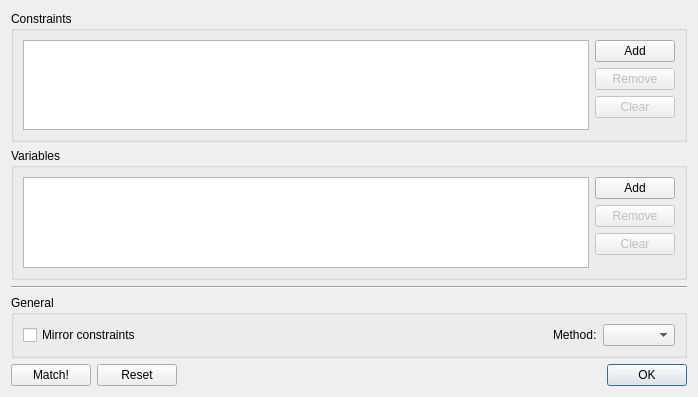
hibtc/madgui, file src/madgui/widget/match.ui: the form before one commit.
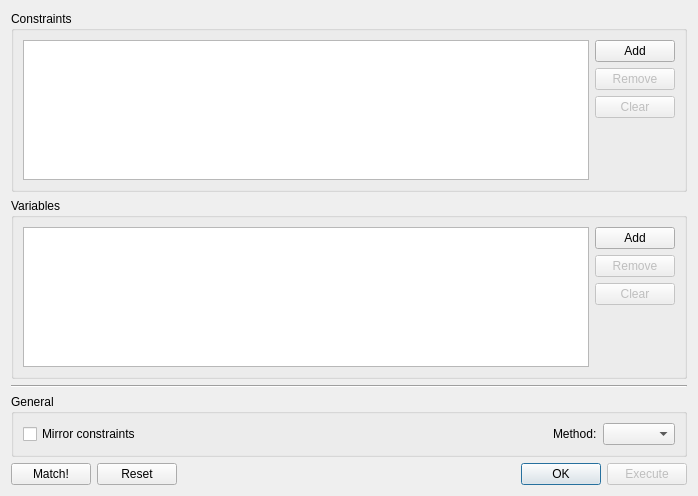
The form after the commit. Custom widgets are drawn as their Qt base class.

Commit message: Add Execute button to match widget. The button opens the same built in dialog for exporting the model values into the ACS data base.

What changed in the file:
```diff
--- a/src/madgui/widget/match.ui
+++ b/src/madgui/widget/match.ui
@@ -7,7 +7,7 @@
     <x>0</x>
     <y>0</y>
     <width>698</width>
-    <height>397</height>
+    <height>496</height>
    </rect>
   </property>
   <property name="windowTitle">
@@ -15,7 +15,7 @@
   </property>
   <layout class="QVBoxLayout">
    <item>
-    <widget class="QGroupBox">
+    <widget class="QGroupBox" name="groupBox">
      <property name="title">
       <string>Constraints</string>
      </property>
@@ -71,7 +71,7 @@
     </widget>
    </item>
    <item>
-    <widget class="QGroupBox">
+    <widget class="QGroupBox" name="groupBox">
      <property name="title">
       <string>Variables</string>
      </property>
@@ -127,14 +127,14 @@
     </widget>
    </item>
    <item>
-    <widget class="Line">
+    <widget class="Line" name="line">
      <property name="orientation">
       <enum>Qt::Horizontal</enum>
      </property>
     </widget>
    </item>
    <item>
-    <widget class="QGroupBox">
+    <widget class="QGroupBox" name="groupBox">
      <property name="title">
       <string>General</string>
      </property>
@@ -160,7 +160,7 @@
        </spacer>
       </item>
       <item row="0" column="2">
-       <widget class="QLabel">
+       <widget class="QLabel" name="label">
         <property name="text">
          <string>Method:</string>
         </property>
@@ -190,7 +190,17 @@
         <enum>Qt::Horizontal</enum>
        </property>
        <property name="standardButtons">
-        <set>QDialogButtonBox::Reset|QDialogButtonBox::Ok</set>
+        <set>QDialogButtonBox::Ok|QDialogButtonBox::Reset</set>
+       </property>
+      </widget>
+     </item>
+     <item>
+      <widget class="QPushButton" name="ExecuteButton">
+       <property name="enabled">
+        <bool>false</bool>
+       </property>
+       <property name="text">
+        <string>Execute</string>
        </property>
       </widget>
      </item>
```
The commit also changes 2 other files.
